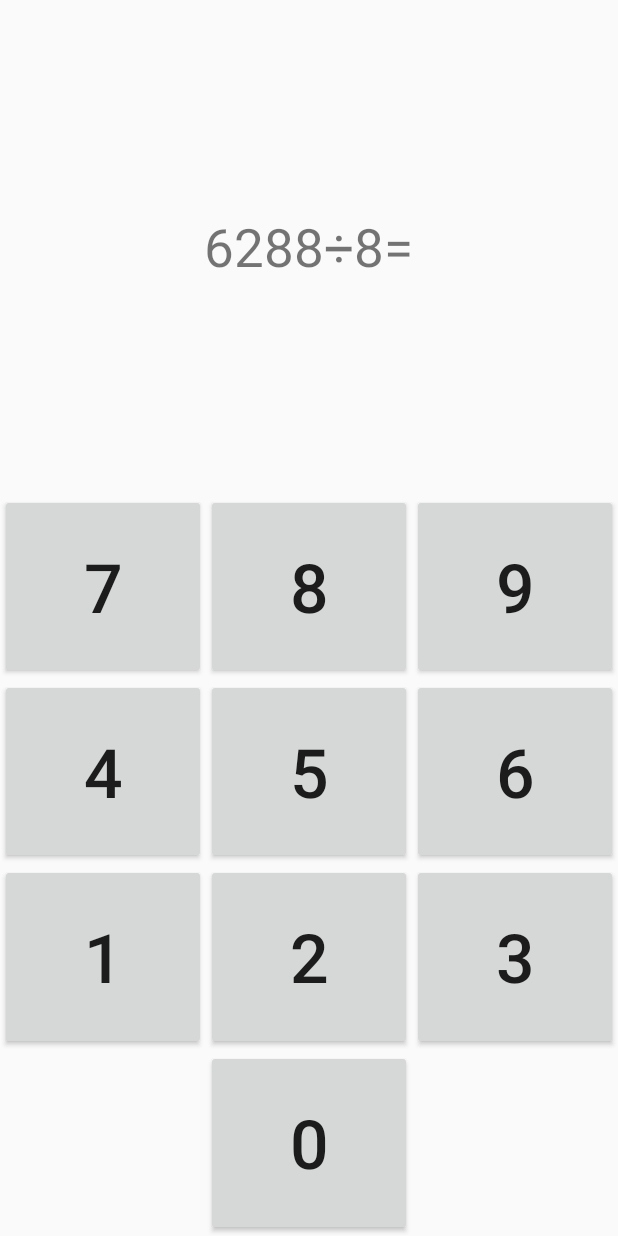
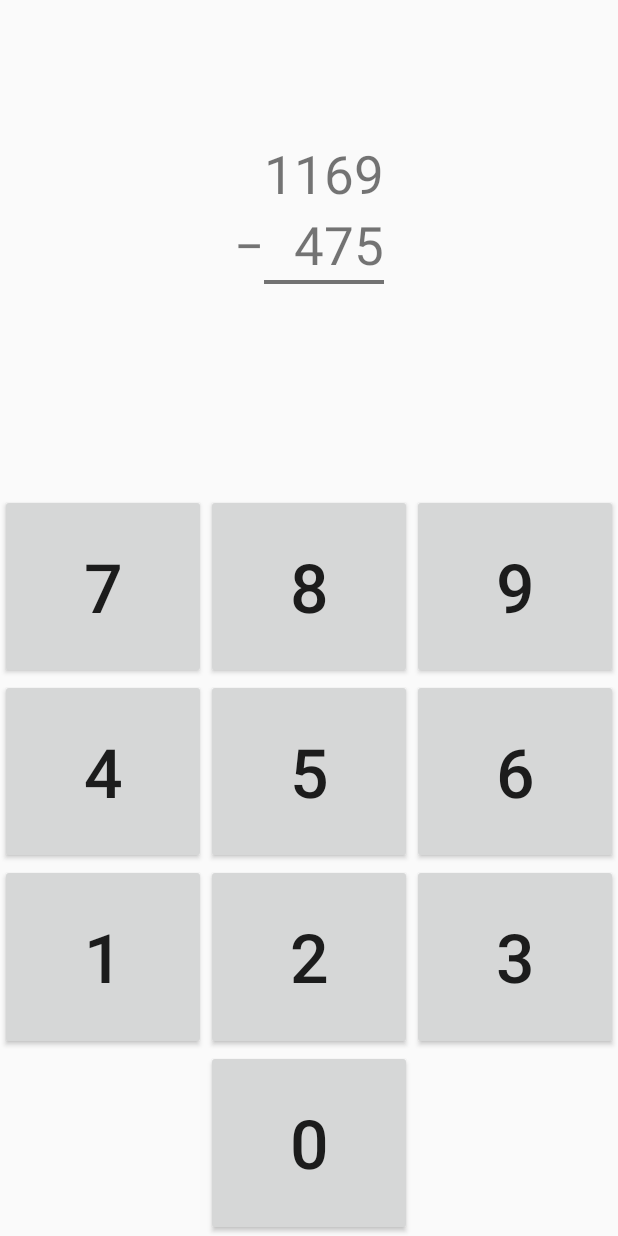
Before and after one commit to Sebastian-/ArithmeticApp, an Android app: the screen it shows after launch (MainActivity), on a phone screen of 412 x 824 dp. Run offline under Robolectric (Android 15) with nearby library versions, the phone set to English and light mode, and no system bars.

Commit message:
Added addition/subtraction/multiplication question types

```diff
--- a/app/src/main/AndroidManifest.xml
+++ b/app/src/main/AndroidManifest.xml
@@ -9,7 +9,8 @@
         android:roundIcon="@mipmap/ic_launcher_round"
         android:supportsRtl="true"
         android:theme="@style/AppTheme">
-        <activity android:name=".MainActivity">
+        <activity android:name=".MainActivity"
+            android:screenOrientation="portrait">
             <intent-filter>
                 <action android:name="android.intent.action.MAIN" />
 
--- a/app/src/main/java/com/airohm/arithmeticapp/DivisionHolder.java
+++ /dev/null
@@ -1,22 +0,0 @@
-package com.airohm.arithmeticapp;
-
-import android.view.View;
-import android.widget.TextView;
-
-import java.util.ArrayList;
-
-
-class DivisionHolder {
-
-    View question;
-    TextView num1;
-    TextView num2;
-    ArrayList<TextView> answer;
-
-    DivisionHolder(View question){
-        this.question = question;
-        this.num1 = (TextView) question.findViewById(R.id.num1);
-        this.num2 = (TextView) question.findViewById(R.id.num2);
-        answer = new ArrayList<>();
-    }
-}
--- a/app/src/main/java/com/airohm/arithmeticapp/DivisionQuestion.java
+++ b/app/src/main/java/com/airohm/arithmeticapp/DivisionQuestion.java
@@ -5,21 +5,22 @@ import android.view.View;
 import android.view.ViewGroup;
 import android.widget.TextView;
 
+import java.util.ArrayList;
 import java.util.Random;
 
 
-class DivisionQuestion {
+class DivisionQuestion implements Question {
 
     private String dividend;
     private String divisor;
     private char[] ans;
+    private ArrayList<TextView> answerWidgets;
     private int answerIndex;
-    private DivisionHolder UIHolder;
 
 
     // To avoid any GUI issues and make questions manageable, the divisor is limited to 1 digit,
     // and the answer to 3
-    DivisionQuestion() {
+    public DivisionQuestion() {
         Random random = new Random();
 
         int divisor = random.nextInt(9) + 1;
@@ -29,35 +30,34 @@ class DivisionQuestion {
         this.dividend = Integer.toString(dividend);
         this.divisor = Integer.toString(divisor);
         ans = Integer.toString(answer).toCharArray();
+        answerWidgets = new ArrayList<>();
         answerIndex = 0;
     }
 
-    View renderQuestion(LayoutInflater inflater, ViewGroup questionArea) {
-        View question = inflater.inflate(R.layout.division, questionArea);
+    public void renderQuestion(LayoutInflater inflater, ViewGroup questionArea) {
+        View divisionQuestion = inflater.inflate(R.layout.division, questionArea);
 
-        DivisionHolder holder = new DivisionHolder(question);
-        question.setTag(holder);
-        holder.question = question;
-        holder.num1.setText(dividend);
-        holder.num2.setText(divisor);
-        UIHolder = holder;
+        TextView dividend = (TextView) divisionQuestion.findViewById(R.id.dividend);
+        dividend.setText(this.dividend);
+        TextView divisor = (TextView) divisionQuestion.findViewById(R.id.divisor);
+        divisor.setText(this.divisor);
 
-        return question;
+        prepInputWidgets(inflater, (ViewGroup) divisionQuestion.findViewById(R.id.answer_area));
     }
 
-    void prepAnswerWidgets(LayoutInflater inflater, ViewGroup answerArea) {
+    private void prepInputWidgets(LayoutInflater inflater, ViewGroup answerArea) {
         for (char c : ans) {
-            TextView answerWidget = (TextView) inflater.inflate(R.layout.input_widget, answerArea, false);
-            answerArea.addView(answerWidget);
-            UIHolder.answer.add(answerWidget);
+            TextView inputWidget = (TextView) inflater.inflate(R.layout.digit_widget, answerArea, false);
+            answerArea.addView(inputWidget);
+            answerWidgets.add(inputWidget);
         }
     }
 
-    TextView getInputWidget() {
-        return UIHolder.answer.get(answerIndex);
+    public TextView getInputDisplayWidget() {
+        return answerWidgets.get(answerIndex);
     }
 
-    boolean checkInput(String input) {
+    public boolean checkInput(String input) {
         if (answerIndex < ans.length && String.valueOf(ans[answerIndex]).equals(input)) {
             answerIndex++;
             return true;
@@ -66,7 +66,7 @@ class DivisionQuestion {
         }
     }
 
-    boolean isAnswered() {
+    public boolean isAnswered() {
         return (answerIndex == ans.length);
     }
 
--- a/app/src/main/java/com/airohm/arithmeticapp/MainActivity.java
+++ b/app/src/main/java/com/airohm/arithmeticapp/MainActivity.java
@@ -1,6 +1,5 @@
 package com.airohm.arithmeticapp;
 
-import android.content.res.ColorStateList;
 import android.graphics.Color;
 import android.support.v7.app.AppCompatActivity;
 import android.os.Bundle;
@@ -10,24 +9,23 @@ import android.view.ViewGroup;
 import android.widget.Button;
 import android.widget.TextView;
 
+import java.util.Random;
+
 public class MainActivity extends AppCompatActivity {
 
-    TextView currentInputWidget;
-    DivisionQuestion currentQuestion;
-    ColorStateList defaultTextColors;
-    ViewGroup questionArea;
-    ViewGroup answerArea;
-    LayoutInflater inflater;
+    private TextView currentInputWidget;
+    private Question currentQuestion;
+    private int defaultTextColor;
+    private ViewGroup questionArea;
 
     @Override
     protected void onCreate(Bundle savedInstanceState) {
         super.onCreate(savedInstanceState);
         setContentView(R.layout.activity_main);
 
-        inflater = getLayoutInflater();
         questionArea = (ViewGroup) findViewById(R.id.question_area);
-        assembleQuestion();
-        defaultTextColors = currentInputWidget.getTextColors();
+        setupQuestion();
+        defaultTextColor = currentInputWidget.getTextColors().getDefaultColor();
     }
 
     public void numButtonPress(View numButton) {
@@ -35,24 +33,37 @@ public class MainActivity extends AppCompatActivity {
         String input = b.getText().toString();
         if (currentQuestion.checkInput(input)) {
             // Input is correct
-            currentInputWidget.setTextColor(defaultTextColors);
+            currentInputWidget.setTextColor(defaultTextColor);
             currentInputWidget.setText(input);
             if (currentQuestion.isAnswered()) {
                 questionArea.removeAllViews();
-                assembleQuestion();
+                setupQuestion();
             }
-            currentInputWidget = currentQuestion.getInputWidget();
+            currentInputWidget = currentQuestion.getInputDisplayWidget();
         } else {
             currentInputWidget.setText(b.getText());
             currentInputWidget.setTextColor(Color.RED);
         }
     }
 
-    private void assembleQuestion() {
-        currentQuestion = new DivisionQuestion();
+    private void setupQuestion() {
+        LayoutInflater inflater = getLayoutInflater();
+        Random random = new Random();
+        switch (random.nextInt(4)) {
+            case 0:
+                currentQuestion = new DivisionQuestion();
+                break;
+            case 1:
+                currentQuestion = new AdditionQuestion();
+                break;
+            case 2:
+                currentQuestion = new SubtractionQuestion();
+                break;
+            case 3:
+                currentQuestion = new MultiplicationQuestion();
+                break;
+        }
         currentQuestion.renderQuestion(inflater, questionArea);
-        answerArea = (ViewGroup) findViewById(R.id.answer_area);
-        currentQuestion.prepAnswerWidgets(inflater, answerArea);
-        currentInputWidget = currentQuestion.getInputWidget();
+        currentInputWidget = currentQuestion.getInputDisplayWidget();
     }
 }
--- /dev/null
+++ b/app/src/main/java/com/airohm/arithmeticapp/Question.java
@@ -0,0 +1,26 @@
+package com.airohm.arithmeticapp;
+
+import android.view.LayoutInflater;
+import android.view.ViewGroup;
+import android.widget.TextView;
+
+/**
+ * Created by Sebastian on 2017-07-24.
+ */
+
+interface Question {
+
+    /* Parameters: inflater     - an instance of LayoutInflater
+     *             questionArea - a reference to the parent container where the question will be displayed
+     * Effect:     the question view is added as a child of the question area container */
+    void renderQuestion(LayoutInflater inflater, ViewGroup questionArea);
+
+    /* Returns a reference to the widget currently meant to display the next digit of input */
+    TextView getInputDisplayWidget();
+
+    /* Returns true if the given input digit matches the corresponding digit of the answer */
+    boolean checkInput(String input);
+
+    /* Returns true when the question has been fully answered */
+    boolean isAnswered();
+}
--- /dev/null
+++ b/app/src/main/java/com/airohm/arithmeticapp/SubtractionQuestion.java
@@ -0,0 +1,77 @@
+package com.airohm.arithmeticapp;
+
+import android.view.LayoutInflater;
+import android.view.View;
+import android.view.ViewGroup;
+import android.widget.TextView;
+
+import java.util.ArrayList;
+import java.util.Random;
+
+/**
+ * Created by Sebastian on 2017-07-24.
+ */
+
+class SubtractionQuestion implements Question {
+
+    private String minuend;
+    private String subtrahend;
+    private char[] ans;
+    private ArrayList<TextView> answerWidgets;
+    private int answerIndex;
+
+    public SubtractionQuestion() {
+        Random random = new Random();
+
+        int minuend = random.nextInt(9999) + 1;
+        int subtrahend = random.nextInt(minuend) + 1;
+        int ans = minuend - subtrahend;
+
+        this.minuend = Integer.toString(minuend);
+        this.subtrahend = Integer.toString(subtrahend);
+        this.ans = Integer.toString(ans).toCharArray();
+        answerWidgets = new ArrayList<>();
+        // vertical_arithmetic_question questions are answered from right to left
+        answerIndex = this.ans.length - 1;
+    }
+
+    public void renderQuestion(LayoutInflater inflater, ViewGroup questionArea) {
+        View subtractionQuestion = inflater.inflate(R.layout.vertical_arithmetic_question, questionArea);
+
+        TextView minuend = (TextView) subtractionQuestion.findViewById(R.id.topNumber);
+        minuend.setText(this.minuend);
+        TextView subtrahend = (TextView) subtractionQuestion.findViewById(R.id.bottomNumber);
+        subtrahend.setText(this.subtrahend);
+        TextView operation = (TextView) subtractionQuestion.findViewById(R.id.operation);
+        operation.setText(R.string.subtraction);
+
+        subtractionQuestion.findViewById(R.id.separator).setBackgroundColor(minuend.getTextColors().getDefaultColor());
+
+        prepInputWidgets(inflater, (ViewGroup) subtractionQuestion.findViewById(R.id.answer_area));
+    }
+
+    private void prepInputWidgets(LayoutInflater inflater, ViewGroup answerArea) {
+        for (char c : ans) {
+            TextView inputWidget = (TextView) inflater.inflate(R.layout.digit_widget, answerArea, false);
+            answerArea.addView(inputWidget);
+            answerWidgets.add(inputWidget);
+        }
+    }
+
+    public TextView getInputDisplayWidget() {
+        return answerWidgets.get(answerIndex);
+    }
+
+    public boolean checkInput(String input) {
+        if (answerIndex >= 0 && String.valueOf(ans[answerIndex]).equals(input)) {
+            answerIndex--;
+            return true;
+        } else {
+            return false;
+        }
+    }
+
+    public boolean isAnswered() {
+        return answerIndex < 0;
+    }
+}
--- a/app/src/main/res/layout/activity_main.xml
+++ b/app/src/main/res/layout/activity_main.xml
@@ -46,19 +46,19 @@
                 android:id="@+id/button7"
                 android:text="@string/seven"
                 android:onClick="numButtonPress"
-                style="@style/ButtonStyle"/>
+                style="@style/buttonStyle"/>
 
             <Button
                 android:id="@+id/button8"
                 android:text="@string/eight"
                 android:onClick="numButtonPress"
-                style="@style/ButtonStyle"/>
+                style="@style/buttonStyle"/>
 
             <Button
                 android:id="@+id/button9"
                 android:text="@string/nine"
                 android:onClick="numButtonPress"
-                style="@style/ButtonStyle"/>
+                style="@style/buttonStyle"/>
         </LinearLayout>
 
         <LinearLayout
@@ -71,19 +71,19 @@
                 android:id="@+id/button4"
                 android:text="@string/four"
                 android:onClick="numButtonPress"
-                style="@style/ButtonStyle"/>
+                style="@style/buttonStyle"/>
 
             <Button
                 android:id="@+id/button5"
                 android:text="@string/five"
                 android:onClick="numButtonPress"
-                style="@style/ButtonStyle"/>
+                style="@style/buttonStyle"/>
 
             <Button
                 android:id="@+id/button6"
                 android:text="@string/six"
                 android:onClick="numButtonPress"
-                style="@style/ButtonStyle"/>
+                style="@style/buttonStyle"/>
         </LinearLayout>
 
         <LinearLayout
@@ -96,19 +96,19 @@
                 android:id="@+id/button1"
                 android:text="@string/one"
                 android:onClick="numButtonPress"
-                style="@style/ButtonStyle"/>
+                style="@style/buttonStyle"/>
 
             <Button
                 android:id="@+id/button2"
                 android:text="@string/two"
                 android:onClick="numButtonPress"
-                style="@style/ButtonStyle"/>
+                style="@style/buttonStyle"/>
 
             <Button
                 android:id="@+id/button3"
                 android:text="@string/three"
                 android:onClick="numButtonPress"
-                style="@style/ButtonStyle"/>
+                style="@style/buttonStyle"/>
         </LinearLayout>
 
         <LinearLayout
@@ -123,7 +123,7 @@
                 android:id="@+id/button0"
                 android:text="@string/zero"
                 android:onClick="numButtonPress"
-                style="@style/ButtonStyle"/>
+                style="@style/buttonStyle"/>
         </LinearLayout>
 
     </LinearLayout>
--- /dev/null
+++ b/app/src/main/res/layout/digit_widget.xml
@@ -0,0 +1,2 @@
+<?xml version="1.0" encoding="utf-8"?>
+<TextView style="@style/questionStyle"/>
--- a/app/src/main/res/layout/division.xml
+++ b/app/src/main/res/layout/division.xml
@@ -6,29 +6,21 @@
     android:layout_gravity="center">
 
     <TextView
-        android:id="@+id/num1"
-        android:layout_width="wrap_content"
-        android:layout_height="wrap_content"
-        android:textSize="35sp"/>
+        android:id="@+id/dividend"
+        style="@style/questionStyle"/>
 
     <TextView
         android:id="@+id/division"
-        android:layout_width="wrap_content"
-        android:layout_height="wrap_content"
-        android:textSize="35sp"
+        style="@style/questionStyle"
         android:text="@string/division"/>
 
     <TextView
-        android:id="@+id/num2"
-        android:layout_width="wrap_content"
-        android:layout_height="wrap_content"
-        android:textSize="35sp"/>
+        android:id="@+id/divisor"
+        style="@style/questionStyle"/>
 
     <TextView
         android:id="@+id/equals"
-        android:layout_width="wrap_content"
-        android:layout_height="wrap_content"
-        android:textSize="35sp"
+        style="@style/questionStyle"
         android:text="@string/equals"/>
 
     <LinearLayout
--- a/app/src/main/res/layout/input_widget.xml
+++ /dev/null
@@ -1,5 +0,0 @@
-<?xml version="1.0" encoding="utf-8"?>
-<TextView xmlns:android="http://schemas.android.com/apk/res/android"
-    android:layout_width="wrap_content"
-    android:layout_height="match_parent"
-    android:textSize="35sp"/>
--- /dev/null
+++ b/app/src/main/res/layout/vertical_arithmetic_question.xml
@@ -0,0 +1,42 @@
+<?xml version="1.0" encoding="utf-8"?>
+<RelativeLayout xmlns:android="http://schemas.android.com/apk/res/android"
+    android:layout_width="match_parent"
+    android:layout_height="match_parent"
+    android:gravity="center">
+
+    <TextView
+        android:id="@+id/topNumber"
+        android:layout_centerHorizontal="true"
+        style="@style/questionStyle" />
+
+    <TextView
+        android:id="@+id/bottomNumber"
+        style="@style/questionStyle"
+        android:layout_alignRight="@id/topNumber"
+        android:layout_below="@id/topNumber" />
+
+    <TextView
+        android:id="@+id/operation"
+        style="@style/questionStyle"
+        android:layout_toLeftOf="@id/topNumber"
+        android:layout_alignBottom="@id/bottomNumber" />
+
+    <View
+        android:id="@+id/separator"
+        android:layout_width="0dp"
+        android:layout_height="2.5dp"
+        android:layout_below="@id/bottomNumber"
+        android:layout_alignLeft="@id/topNumber"
+        android:layout_alignRight="@id/topNumber"/>
+
+    <LinearLayout
+        android:id="@+id/answer_area"
+        android:orientation="horizontal"
+        android:layout_width="wrap_content"
+        android:layout_height="wrap_content"
+        android:layout_alignRight="@id/topNumber"
+        android:layout_below="@id/separator">
+    </LinearLayout>
+
+
+</RelativeLayout>
--- a/app/src/main/res/values/colors.xml
+++ b/app/src/main/res/values/colors.xml
@@ -3,4 +3,5 @@
     <color name="colorPrimary">#3F51B5</color>
     <color name="colorPrimaryDark">#303F9F</color>
     <color name="colorAccent">#FF4081</color>
+    <color name="black">#000000</color>
 </resources>
--- a/app/src/main/res/values/strings.xml
+++ b/app/src/main/res/values/strings.xml
@@ -12,4 +12,7 @@
     <string name="nine">9</string>
     <string name="equals">=</string>
     <string name="division">\u00F7</string>
+    <string name="subtraction">\u2212</string>
+    <string name="addition">\u002B</string>
+    <string name="multiplication">\u00D7</string>
 </resources>
--- a/app/src/main/res/values/styles.xml
+++ b/app/src/main/res/values/styles.xml
@@ -5,11 +5,17 @@
         <!-- Customize your theme here. -->
     </style>
 
-    <style name="ButtonStyle">
+    <style name="buttonStyle">
         <item name="android:textSize">45sp</item>
         <item name="android:layout_weight">1</item>
         <item name="android:layout_height">match_parent</item>
         <item name="android:layout_width">0dp</item>
     </style>
 
+    <style name="questionStyle">
+        <item name="android:layout_width">wrap_content</item>
+        <item name="android:layout_height">wrap_content</item>
+        <item name="android:textSize">35sp</item>
+    </style>
+
 </resources>
```
Also changed, not shown: app/src/main/java/com/airohm/arithmeticapp/AdditionQuestion.java (added, +77 -0 lines), app/src/main/java/com/airohm/arithmeticapp/MultiplicationQuestion.java (added, +77 -0 lines).
